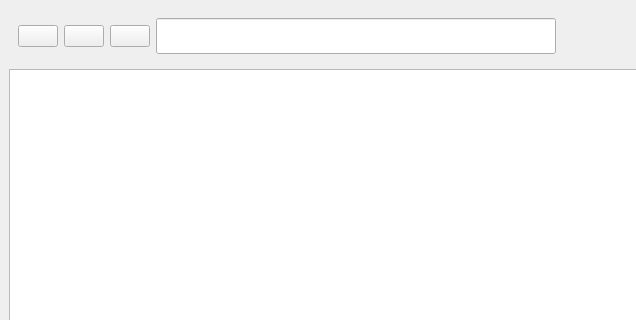
Above: ui/winDataDictionary.ui from S31F3R/DataDoctor before the change; both pictures show x 0 to 636 and y 0 to 320 of the 1116 by 604 pixel window. Below: the same form after it.
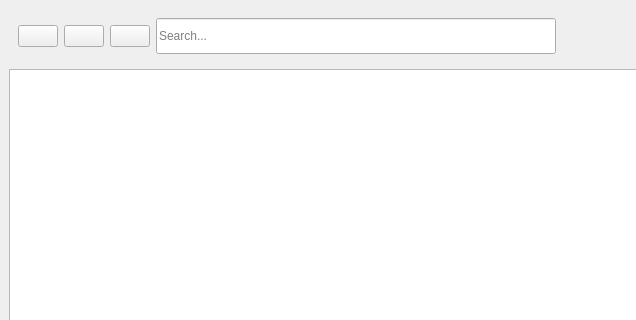
That is the form after the change. Icons and pictures are not drawn.

Commit message: Added new search window

What changed in the file:
```diff
--- a/ui/winDataDictionary.ui
+++ b/ui/winDataDictionary.ui
@@ -85,6 +85,9 @@
          <property name="maxLength">
           <number>32767</number>
          </property>
+         <property name="placeholderText">
+          <string>Search...</string>
+         </property>
         </widget>
        </item>
        <item row="1" column="1">
```
The commit also changes 1 other file.
